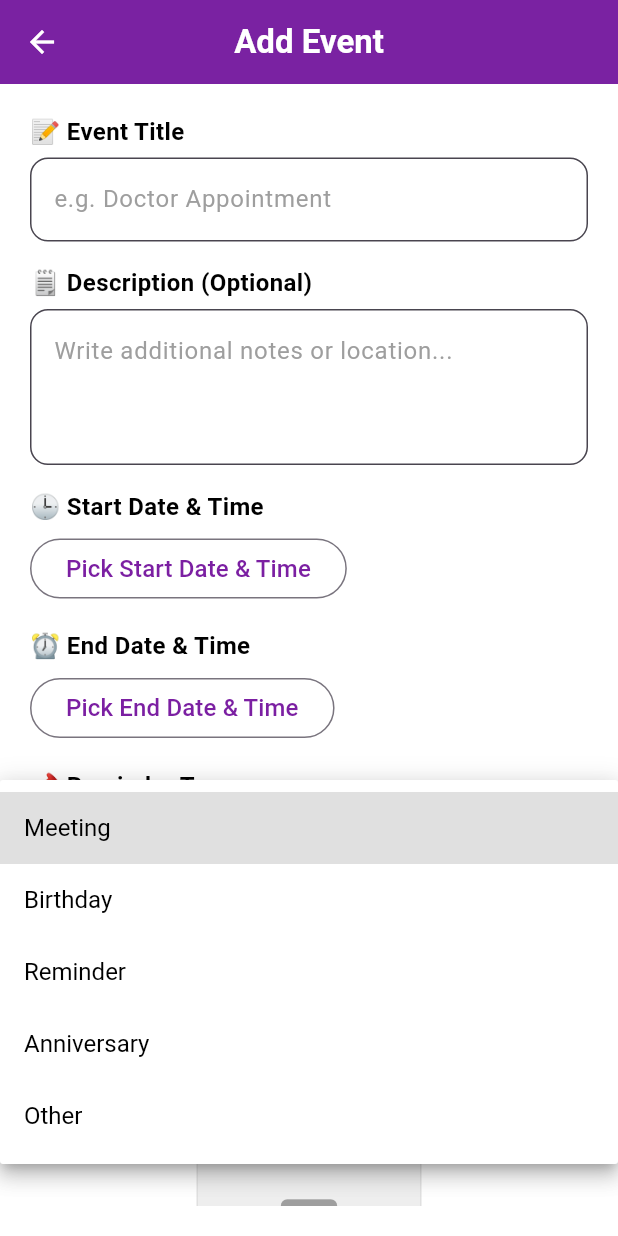
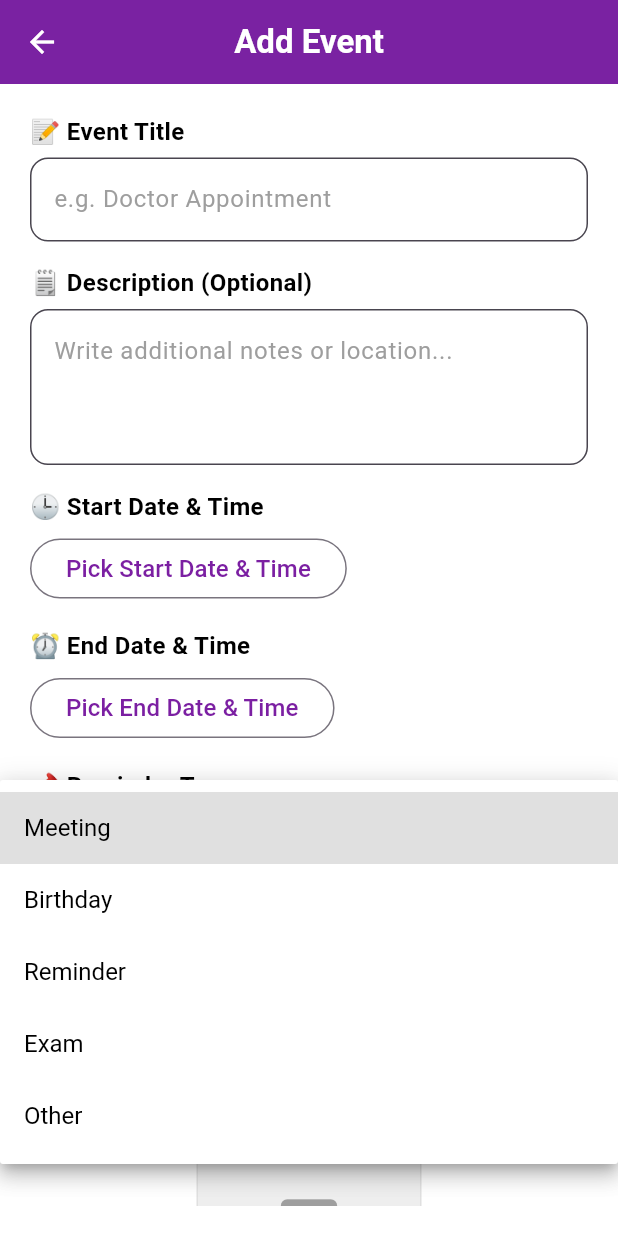
Before and after one commit to Aqilah87/Event_Reminder, a Flutter app: the AddEventPage screen opened by its route, after a tap on "Select reminder category", on a phone screen of 412 x 824 dp. Run offline on Flutter 3.47's test engine with Material 3 defaults, Android fonts, the phone set to English and light mode, and no system bars; our stand-ins replace hive, hive_flutter, image_picker, shared_preferences, table_calendar; accounts and stored records are empty.

Commit message:
chnage anniversary to exam

```diff
--- a/lib/data/category_data.dart
+++ b/lib/data/category_data.dart
@@ -5,5 +5,5 @@ const List<Category> categoryList = [
   Category(name: 'Meeting', color: Colors.blue, icon: Icons.business),
   Category(name: 'Reminder', color: Colors.green, icon: Icons.alarm),
   Category(name: 'Birthday', color: Colors.yellow, icon: Icons.cake),
-  Category(name: 'Anniversary', color: Colors.red, icon: Icons.favorite),
+  Category(name: 'Exam', color: Color.fromARGB(255, 244, 108, 54), icon: Icons.schedule),
 ];
--- a/lib/screens/add_event_page.dart
+++ b/lib/screens/add_event_page.dart
@@ -43,7 +43,7 @@ class _AddEventPageState extends State<AddEventPage> {
     'Meeting',
     'Birthday',
     'Reminder',
-    'Anniversary',
+    'Exam',
     'Other',
   ];
 
--- a/lib/screens/calendar_page.dart
+++ b/lib/screens/calendar_page.dart
@@ -32,8 +32,8 @@ class _CalendarPageState extends State<CalendarPage> {
         return Icons.cake;
       case 'meeting':
         return Icons.business_center;
-      case 'anniversary':
-        return Icons.favorite;
+      case 'Exam':
+        return Icons.schedule;
       case 'reminder':
         return Icons.notifications_active;
       case 'other': // Added case for 'Other' category
--- a/lib/screens/event_list_page.dart
+++ b/lib/screens/event_list_page.dart
@@ -24,8 +24,8 @@ class _EventListPageState extends State<EventListPage> {
         return Icons.cake;
       case 'meeting':
         return Icons.business_center;
-      case 'anniversary':
-        return Icons.favorite;
+      case 'Exam':
+        return Icons.schedule;
       case 'reminder':
         return Icons.notifications_active;
       case 'other':
--- a/lib/screens/home_screen.dart
+++ b/lib/screens/home_screen.dart
@@ -185,8 +185,8 @@
             return '🎂';
           case 'meeting':
             return '💼';
-          case 'anniversary':
-            return '❤️';
+          case 'Exam':
+            return '📚';
           case 'reminder':
             return '🔔';
           case 'other':
@@ -327,13 +327,13 @@
                     ),
                   );
                 }, iconColor: Colors.orange),
-                _buildDrawerItem(context, Icons.favorite, 'Anniversary', () {
+                _buildDrawerItem(context, Icons.schedule, 'Exam', () {
                   Navigator.pop(context);
                   Navigator.push(
                     context,
                     MaterialPageRoute(
                       builder: (_) =>
-                          const EventListPage(categoryFilter: 'Anniversary'),
+                          const EventListPage(categoryFilter: 'Exam'),
                     ),
                   );
                 }, iconColor: Colors.red),
```
